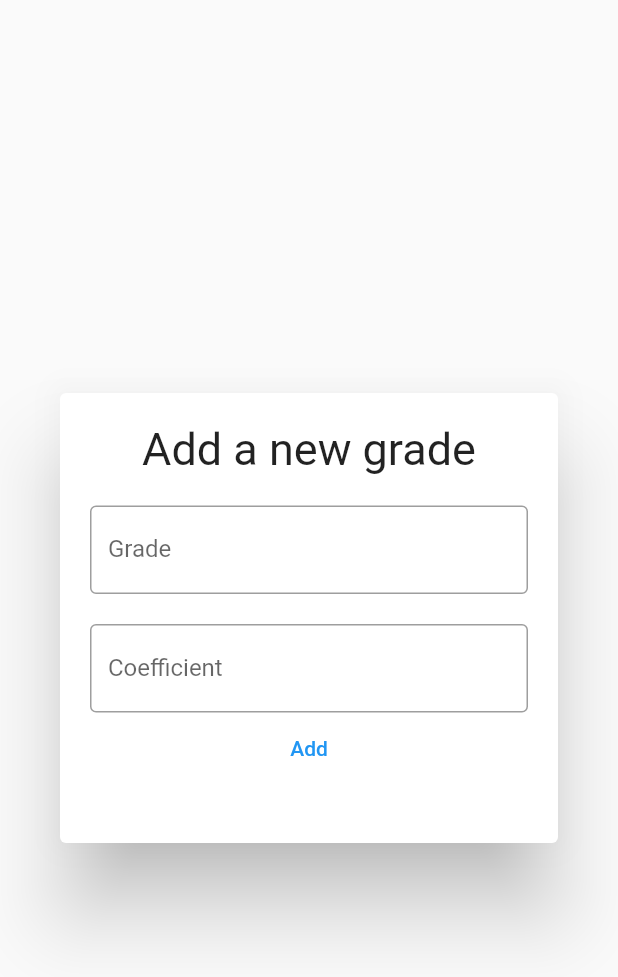
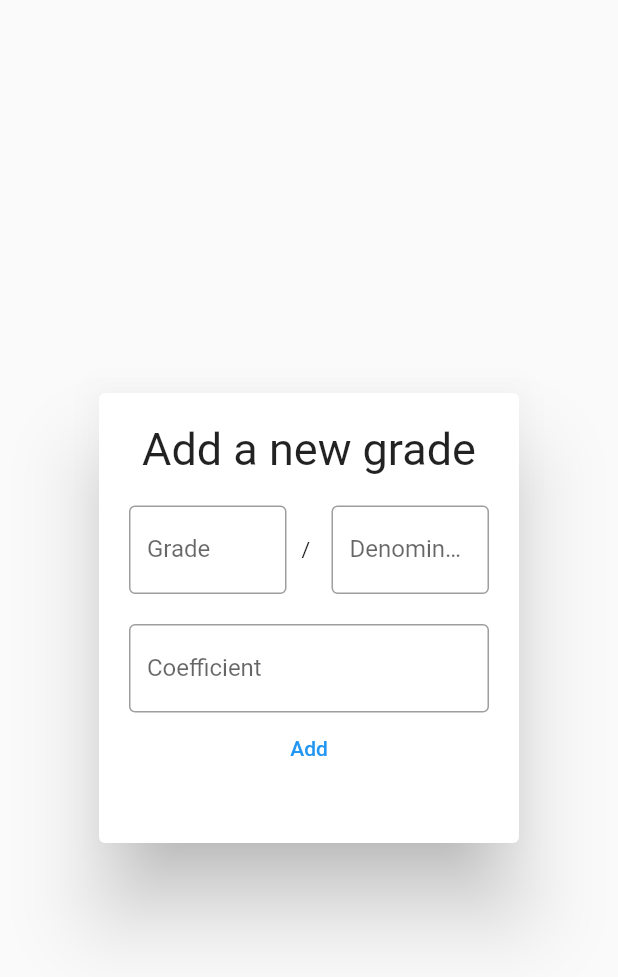
Before and after one commit to 5CYTH3/grade_app, a Flutter app: the GradeDialog widget shown alone on an empty page, opened directly with empty values, on a phone screen of 412 x 824 dp. Shown: the top 977 px of the screen. Run offline on Flutter 3.47's test engine with Material 2 defaults, Android fonts, the phone set to English and light mode, and no system bars; our stand-ins replace google_fonts, hive, hive_flutter; accounts and stored records are empty; Roboto replaces fonts that are missing (Abel).

Commit message:
Added denominator support (not editable for now).

```diff
--- a/lib/components/grade_card.dart
+++ b/lib/components/grade_card.dart
@@ -39,7 +39,10 @@ class GradeCard extends StatelessWidget {
         child: Row(
           mainAxisAlignment: MainAxisAlignment.spaceBetween,
           crossAxisAlignment: CrossAxisAlignment.center,
-          children: [Text("${grade.grade}/20"), Text("(${grade.coefficient})")],
+          children: [
+            Text("${grade.grade}/${grade.denominator}"),
+            Text("(${grade.coefficient})")
+          ],
         ),
       ),
     );
--- a/lib/components/grade_dialog.dart
+++ b/lib/components/grade_dialog.dart
@@ -21,10 +21,11 @@ class _GradeDialogState extends State<GradeDialog> {
 
   final _formKey = GlobalKey<FormState>();
 
-  void addNewGrade(double grade, double coeff) {
+  void addNewGrade(double grade, double coeff, double denominator) {
     final Grades gradePushed = Grades(
       grade: grade,
       coefficient: coeff,
+      denominator: denominator,
     );
     gradeBox.add(gradePushed);
     box.get(widget.subjectKey)?.grades.add(gradePushed);
@@ -34,6 +35,8 @@ class _GradeDialogState extends State<GradeDialog> {
   final gradeController = TextEditingController();
 
   final coeffValueController = TextEditingController();
+
+  final denominatorController = TextEditingController();
 
   @override
   void dispose() {
@@ -49,6 +52,7 @@ class _GradeDialogState extends State<GradeDialog> {
       child: Container(
         padding: const EdgeInsets.all(20),
         height: 300,
+        width: 250,
         child: Form(
           key: _formKey,
           child: Column(
@@ -60,7 +64,12 @@ class _GradeDialogState extends State<GradeDialog> {
               const SizedBox(
                 height: 20,
               ),
-              TextFormField(
+              Row(
+                crossAxisAlignment: CrossAxisAlignment.center,
+                mainAxisAlignment: MainAxisAlignment.spaceBetween,
+                children: [
+                  Expanded(
+                    child: TextFormField(
                       controller: gradeController,
                       keyboardType: TextInputType.number,
                       decoration: const InputDecoration(
@@ -68,8 +77,31 @@ class _GradeDialogState extends State<GradeDialog> {
                         border: OutlineInputBorder(),
                       ),
                       autocorrect: false,
-                validator: (val) =>
-                    (val == null || val.isEmpty) ? 'Enter a valid grade' : null,
+                      validator: (val) => (val == null || val.isEmpty)
+                          ? 'Enter a valid grade'
+                          : null,
+                    ),
+                  ),
+                  Container(
+                    child: const Text('/'),
+                    width: 10,
+                    margin: EdgeInsets.symmetric(horizontal: 10),
+                  ),
+                  Expanded(
+                    child: TextFormField(
+                      controller: denominatorController,
+                      keyboardType: TextInputType.number,
+                      decoration: const InputDecoration(
+                        labelText: 'Denominator',
+                        border: OutlineInputBorder(),
+                      ),
+                      autocorrect: false,
+                      validator: (val) => (val == null || val.isEmpty)
+                          ? 'Enter a valid denominator'
+                          : null,
+                    ),
+                  ),
+                ],
               ),
               const SizedBox(
                 height: 20,
@@ -92,6 +124,7 @@ class _GradeDialogState extends State<GradeDialog> {
                     addNewGrade(
                       num.parse(gradeController.text).toDouble(),
                       num.parse(coeffValueController.text.trim()).toDouble(),
+                      num.parse(denominatorController.text.trim()).toDouble(),
                     );
                     Navigator.of(context).pop();
                   }
--- a/lib/main.dart
+++ b/lib/main.dart
@@ -19,7 +19,6 @@ void main() async {
 
 class App extends StatelessWidget {
   const App({Key? key}) : super(key: key);
-
   @override
   Widget build(BuildContext context) {
     return const MaterialApp(
--- a/lib/models/grades.dart
+++ b/lib/models/grades.dart
@@ -10,5 +10,12 @@ class Grades extends HiveObject {
   @HiveField(1)
   double coefficient;
 
-  Grades({required this.grade, required this.coefficient});
+  @HiveField(2)
+  double denominator;
+
+  Grades({
+    required this.grade,
+    required this.coefficient,
+    required this.denominator,
+  });
 }
--- a/lib/models/subjects.dart
+++ b/lib/models/subjects.dart
@@ -27,7 +27,8 @@ class Subjects extends HiveObject {
     if (grades.isEmpty) return null;
     for (var e in grades) {
       wavg = wavg +
-          ((e.grade * e.coefficient) / grades.map((e) => e.coefficient).sum);
+          ((((e.grade / e.denominator) * 20) * e.coefficient) /
+              grades.map((e) => e.coefficient).sum);
     }
     return num.parse(wavg.toStringAsFixed(2)).toDouble();
   }
--- a/lib/screens/home_screen.dart
+++ b/lib/screens/home_screen.dart
@@ -2,6 +2,7 @@ import 'package:flutter/material.dart';
 import 'package:google_fonts/google_fonts.dart';
 import 'package:grade_app/components/home/subjects_list.dart';
 import 'package:grade_app/components/home/welcome_bar.dart';
+import 'package:grade_app/models/grades.dart';
 import 'package:grade_app/models/subjects.dart';
 import 'package:hive_flutter/hive_flutter.dart';
 import 'package:collection/collection.dart';
@@ -16,6 +17,7 @@ class HomePage extends StatefulWidget {
 class _HomePageState extends State<HomePage> {
   final String name = "mate";
   final box = Hive.box<Subjects>('subjects');
+  final gradeBox = Hive.box<Grades>("grades");
 
   double generalWeightedMean() {
     double wavg = 0;
```
Also changed, not shown: lib/models/grades.g.dart. Lines whose indentation alone changed are shown as unchanged.
